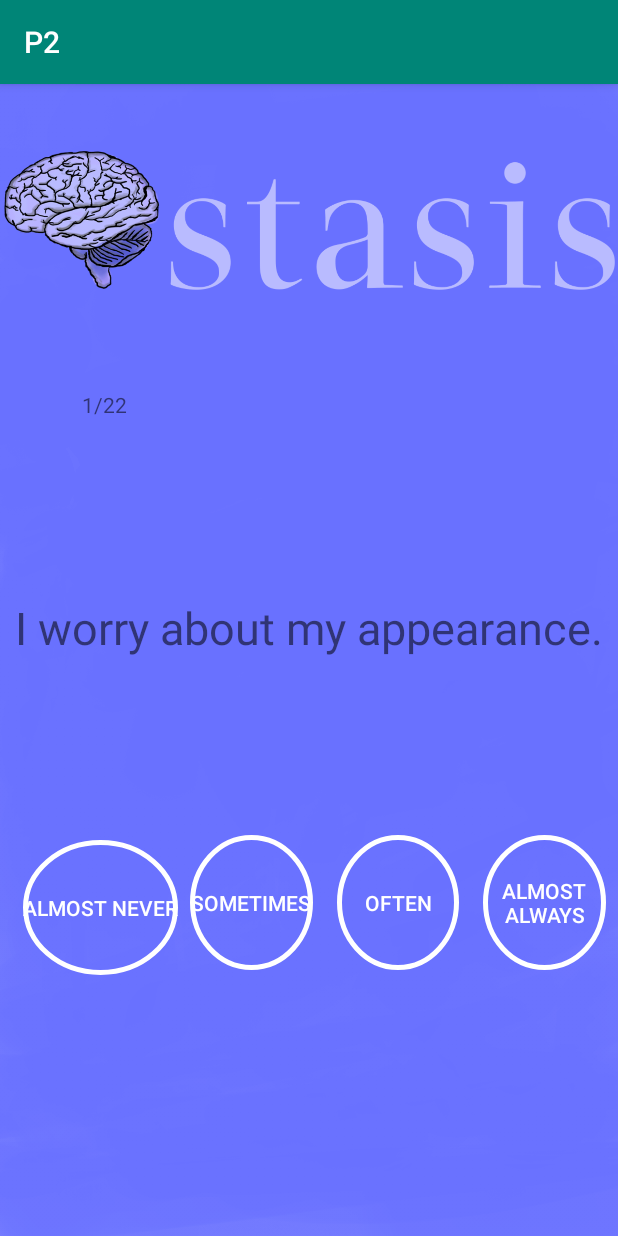
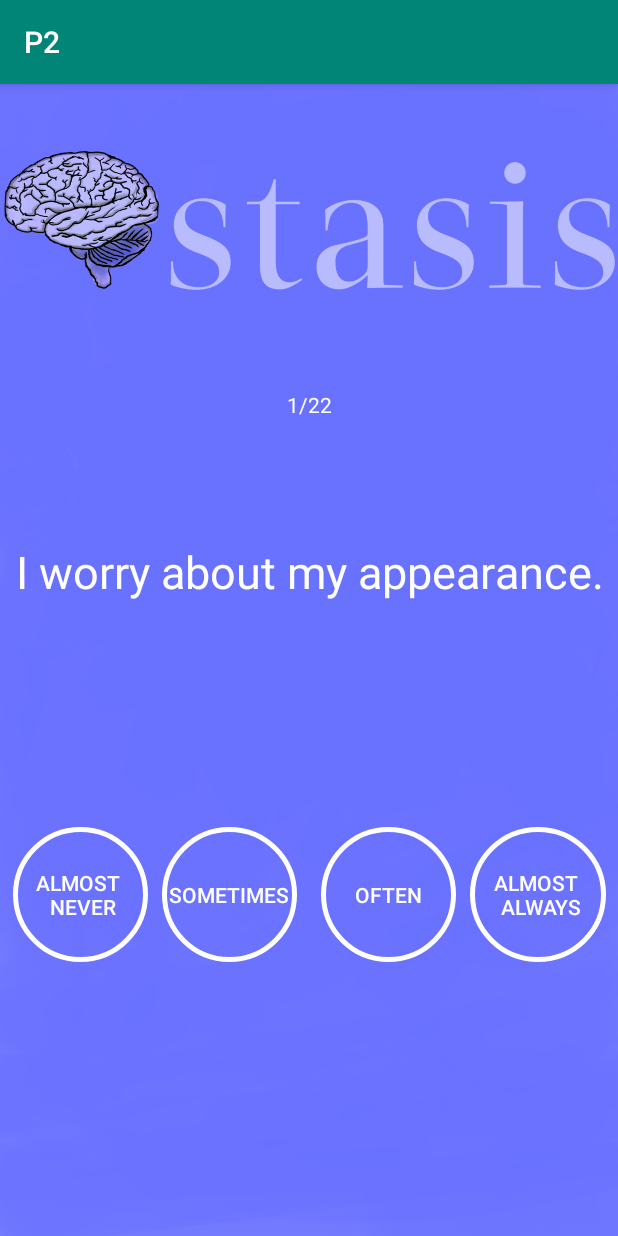
Before and after one commit to Osca0526/P2, an Android app: the Q screen opened directly, with no data from a screen before it, on a phone screen of 412 x 824 dp. Run offline under Robolectric (Android 15) with nearby library versions, the phone set to English and light mode, and no system bars.

Commit message:
Frontend changed, questionnaire works

```diff
--- a/P2/app/src/main/java/com/example/p2/backend/questionnaire/AnTI_Test.java
+++ b/P2/app/src/main/java/com/example/p2/backend/questionnaire/AnTI_Test.java
@@ -43,10 +43,10 @@ public class AnTI_Test {
 
 
         ArrayList<QuestionAnswerOption> options = new ArrayList<>();
-        options.add(new QuestionAnswerOption("Almost never", 1));
+        options.add(new QuestionAnswerOption("Almost \n Never", 1));
         options.add(new QuestionAnswerOption("Sometimes", 2));
         options.add(new QuestionAnswerOption("Often", 3));
-        options.add(new QuestionAnswerOption("Almost Always", 4));
+        options.add(new QuestionAnswerOption("Almost \n Always", 4));
 
         QuestionAnswerOptions questionAnswerOptions = new QuestionAnswerOptions(options);
 
--- a/P2/app/src/main/java/com/example/p2/frontend/Activity2.java
+++ b/P2/app/src/main/java/com/example/p2/frontend/Activity2.java
@@ -36,9 +36,11 @@ public class Activity2 extends AppCompatActivity {
             switch (v.getId()){
                 case R.id.button:
                     startActivity(new Intent(Activity2.this, About.class));
+                    finish();
                     break;
                 case R.id.button2:
                     startActivity(new Intent(Activity2.this, Q.class));
+                    finish();
                     break;
 
             }
--- a/P2/app/src/main/java/com/example/p2/frontend/Q.java
+++ b/P2/app/src/main/java/com/example/p2/frontend/Q.java
@@ -1,10 +1,15 @@
 package com.example.p2.frontend;
 
+import android.app.ActivityOptions;
 import android.content.Intent;
 import android.graphics.Color;
+import android.os.Build;
+import android.support.annotation.RequiresApi;
 import android.support.v7.app.AppCompatActivity;
 import android.os.Bundle;
+import android.transition.Explode;
 import android.view.View;
+import android.view.Window;
 import android.widget.Button;
 import android.widget.TextView;
 
@@ -16,6 +21,7 @@ import java.util.ArrayList;
 public class Q extends AppCompatActivity{
 
     Test test = new AnTI_Test().getTest();
+    ArrayList<Button> answerButtons = new ArrayList<>();
 
     @Override
     protected void onCreate(Bundle savedInstanceState) {
@@ -26,12 +32,12 @@ public class Q extends AppCompatActivity{
 
     protected void onResume(){
         super.onResume();
-        update();
+        //update();
     }
 
     public void update() {
         //creating array for the answer buttons
-        ArrayList<Button> answerButtons = new ArrayList<>();
+        answerButtons.clear();
         answerButtons.add((Button) findViewById(R.id.buttonAnswer1));
         answerButtons.add((Button) findViewById(R.id.buttonAnswer2));
         answerButtons.add((Button) findViewById(R.id.buttonAnswer3));
@@ -50,6 +56,7 @@ public class Q extends AppCompatActivity{
             Button button = answerButtons.get(i);
             button.setText(answers.get(i).getAnswerOptionText());
             button.setOnClickListener(buttonClickListener);
+            button.setTextColor(Color.parseColor("#FFFFFF"));
         }
 
         //adding question text
@@ -65,6 +72,7 @@ public class Q extends AppCompatActivity{
         }
 
     private View.OnClickListener buttonClickListener = new View.OnClickListener(){
+        @RequiresApi(api = Build.VERSION_CODES.LOLLIPOP)
         @Override
         public void onClick(View v) {
             switch (v.getId()){
@@ -85,8 +93,8 @@ public class Q extends AppCompatActivity{
                         test.nextQuestion();
                         update();
                     } else {
-                        Intent result = new Intent(Q.this, Result_Chart.class);
-                        result.putExtra("test", test);
+                        Intent result = new Intent(Q.this, Result.class);
+                        //result.putExtra("test", test);
                         startActivity(result);
                         finish();
                     }
@@ -100,6 +108,12 @@ public class Q extends AppCompatActivity{
         if(findViewById(R.id.submit).getVisibility() == Button.INVISIBLE) {
             findViewById(R.id.submit).setVisibility(Button.VISIBLE);
         }
+        for (int y = 0; y < answerButtons.size(); y++) {
+            if (y == i){
+                answerButtons.get(y).setTextColor(Color.parseColor("#000000"));
+            } else {
+                answerButtons.get(y).setTextColor(Color.parseColor("#FFFFFF"));
+            }
+        }
     }
-
 }
--- a/P2/app/src/main/java/com/example/p2/frontend/Result.java
+++ b/P2/app/src/main/java/com/example/p2/frontend/Result.java
@@ -27,7 +27,7 @@ public class Result extends AppCompatActivity {
         public void onClick(View v) {
             switch (v.getId()){
                 case R.id.buttonR1:
-                    startActivity(new Intent(Result.this, Q.class));
+                    startActivity(new Intent(Result.this, Activity2.class));
                     finish();
                     break;
             }
--- a/P2/app/src/main/res/drawable/buttuncircle.xml
+++ b/P2/app/src/main/res/drawable/buttuncircle.xml
@@ -1,6 +1,6 @@
 <shape xmlns:android="http://schemas.android.com/apk/res/android"
     android:shape="oval">
-    <stroke android:width="7dp"
+    <stroke android:width="5dp"
      android:color="#ffffff"></stroke>
     <size android:width="160dp"
         android:height="160dp"></size>
--- a/P2/app/src/main/res/layout/activity_main.xml
+++ b/P2/app/src/main/res/layout/activity_main.xml
@@ -28,13 +28,15 @@
 
     <ImageView
         android:id="@+id/imageView"
-        android:layout_width="wrap_content"
-        android:layout_height="wrap_content"
+        android:layout_width="318dp"
+        android:layout_height="447dp"
         android:onClick="startHomePage"
         app:layout_constraintBottom_toBottomOf="parent"
         app:layout_constraintEnd_toEndOf="parent"
+        app:layout_constraintHorizontal_bias="0.494"
         app:layout_constraintStart_toStartOf="parent"
         app:layout_constraintTop_toTopOf="parent"
+        app:layout_constraintVertical_bias="0.262"
         app:srcCompat="@drawable/logo" />
 
 </android.support.constraint.ConstraintLayout>
--- a/P2/app/src/main/res/layout/activity_q.xml
+++ b/P2/app/src/main/res/layout/activity_q.xml
@@ -12,28 +12,26 @@
         android:layout_width="wrap_content"
         android:layout_height="wrap_content"
         android:layout_marginTop="204dp"
+        android:textAlignment="center"
+        android:textColor="#ffffff"
         app:layout_constraintEnd_toEndOf="parent"
-        app:layout_constraintHorizontal_bias="0.143"
         app:layout_constraintStart_toStartOf="parent"
         app:layout_constraintTop_toTopOf="parent" />
 
     <TextView
         android:id="@+id/questions"
-        android:layout_width="wrap_content"
+        android:layout_width="0dp"
         android:layout_height="wrap_content"
-        android:layout_marginStart="8dp"
-        android:layout_marginLeft="8dp"
         android:layout_marginTop="8dp"
-        android:layout_marginEnd="8dp"
-        android:layout_marginRight="8dp"
         android:layout_marginBottom="8dp"
+        android:textAlignment="center"
+        android:textColor="#ffffff"
         android:textSize="30sp"
         app:layout_constraintBottom_toBottomOf="parent"
         app:layout_constraintEnd_toEndOf="parent"
-        app:layout_constraintHorizontal_bias="0.496"
         app:layout_constraintStart_toStartOf="parent"
         app:layout_constraintTop_toTopOf="parent"
-        app:layout_constraintVertical_bias="0.47" />
+        app:layout_constraintVertical_bias="0.417" />
 
 
     <Button
@@ -42,86 +40,84 @@
         android:layout_height="wrap_content"
         android:layout_marginStart="8dp"
         android:layout_marginLeft="8dp"
-        android:layout_marginTop="239dp"
-        android:layout_marginEnd="8dp"
-        android:layout_marginRight="8dp"
-        android:layout_marginBottom="92dp"
+        android:layout_marginTop="412dp"
+        android:layout_marginEnd="313dp"
+        android:layout_marginRight="313dp"
+        android:layout_marginBottom="100dp"
         android:background="@drawable/buttonquest"
         android:textColor="#ffffff"
         app:layout_constraintBottom_toBottomOf="parent"
         app:layout_constraintEnd_toEndOf="parent"
-        app:layout_constraintHorizontal_bias="0.026"
         app:layout_constraintStart_toStartOf="parent"
-        app:layout_constraintTop_toBottomOf="@+id/imageView3" />
+        app:layout_constraintTop_toTopOf="parent" />
 
     <Button
         android:id="@+id/buttonAnswer2"
         android:layout_width="0dp"
         android:layout_height="wrap_content"
-        android:layout_marginStart="8dp"
-        android:layout_marginLeft="8dp"
-        android:layout_marginEnd="8dp"
-        android:layout_marginRight="8dp"
-        android:layout_marginBottom="4dp"
+        android:layout_marginStart="108dp"
+        android:layout_marginLeft="108dp"
+        android:layout_marginTop="412dp"
+        android:layout_marginBottom="100dp"
         android:background="@drawable/buttonquest"
         android:text=""
         android:textColor="#ffffff"
-        app:layout_constraintBottom_toTopOf="@+id/submit"
-        app:layout_constraintEnd_toStartOf="@+id/buttonAnswer3"
-        app:layout_constraintHorizontal_bias="0.57"
-        app:layout_constraintStart_toEndOf="@+id/buttonAnswer1" />
+        app:layout_constraintBottom_toBottomOf="parent"
+        app:layout_constraintStart_toStartOf="parent"
+        app:layout_constraintTop_toTopOf="parent" />
 
     <Button
         android:id="@+id/buttonAnswer3"
         android:layout_width="0dp"
         android:layout_height="wrap_content"
-        android:layout_marginStart="8dp"
-        android:layout_marginLeft="8dp"
-        android:layout_marginEnd="8dp"
-        android:layout_marginRight="8dp"
-        android:layout_marginBottom="4dp"
+        android:layout_marginTop="412dp"
+        android:layout_marginEnd="108dp"
+        android:layout_marginRight="108dp"
+        android:layout_marginBottom="100dp"
         android:background="@drawable/buttonquest"
         android:text=""
         android:textColor="#ffffff"
-        app:layout_constraintBottom_toTopOf="@+id/submit"
-        app:layout_constraintEnd_toStartOf="@+id/buttonAnswer4"
-        app:layout_constraintStart_toEndOf="@+id/buttonAnswer2" />
+        app:layout_constraintBottom_toBottomOf="parent"
+        app:layout_constraintEnd_toEndOf="parent"
+        app:layout_constraintTop_toTopOf="parent" />
 
 
     <Button
         android:id="@+id/buttonAnswer4"
         android:layout_width="0dp"
         android:layout_height="wrap_content"
-        android:layout_marginStart="8dp"
-        android:layout_marginLeft="8dp"
-        android:layout_marginTop="236dp"
+        android:layout_marginStart="313dp"
+        android:layout_marginLeft="313dp"
+        android:layout_marginTop="412dp"
         android:layout_marginEnd="8dp"
         android:layout_marginRight="8dp"
-        android:layout_marginBottom="95dp"
+        android:layout_marginBottom="100dp"
         android:background="@drawable/buttonquest"
         android:text=""
         android:textColor="#ffffff"
         app:layout_constraintBottom_toBottomOf="parent"
         app:layout_constraintEnd_toEndOf="parent"
         app:layout_constraintStart_toEndOf="@+id/buttonAnswer3"
-        app:layout_constraintTop_toBottomOf="@+id/imageView3" />
+        app:layout_constraintStart_toStartOf="parent"
+        app:layout_constraintTop_toTopOf="parent" />
 
 
     <Button
         android:id="@+id/submit"
         android:layout_width="wrap_content"
         android:layout_height="wrap_content"
-        android:layout_marginTop="330dp"
-        android:layout_marginEnd="8dp"
-        android:layout_marginRight="8dp"
-        android:layout_marginBottom="1dp"
+        android:layout_marginStart="160dp"
+        android:layout_marginLeft="160dp"
+        android:layout_marginEnd="161dp"
+        android:layout_marginRight="161dp"
+        android:layout_marginBottom="70dp"
         android:background="@drawable/buttonquest"
         android:text="@string/submit_button"
         android:textColor="#ffffff"
         app:layout_constraintBottom_toBottomOf="parent"
         app:layout_constraintEnd_toEndOf="parent"
-        app:layout_constraintStart_toStartOf="parent"
-        app:layout_constraintTop_toBottomOf="@+id/imageView3" />
+        app:layout_constraintHorizontal_bias="0.0"
+        app:layout_constraintStart_toStartOf="parent" />
 
 
     <ImageView
--- a/P2/app/src/main/res/layout/activity_result.xml
+++ b/P2/app/src/main/res/layout/activity_result.xml
@@ -19,7 +19,7 @@
         android:layout_marginRight="8dp"
         android:layout_marginBottom="8dp"
         android:background="@drawable/buttuncircle"
-        android:text="Try again"
+        android:text="Main Menu"
         android:textColor="#ffffff"
         app:layout_constraintBottom_toBottomOf="parent"
         app:layout_constraintEnd_toEndOf="parent"
--- a/P2/app/src/main/res/values/strings.xml
+++ b/P2/app/src/main/res/values/strings.xml
@@ -1,6 +1,6 @@
 <resources>
     <string name="app_name">P2</string>
     <string name="submit_button">Submit</string>
-    <string name="about_text">"The about section, that comiles a long text into a so so smart and very smooth tranistion in the allready set constraints. The about section, that comiles a long text into a so so smart and very smooth tranistion in the allready set constraints. The about section, that comiles a long text into a so so smart and very smooth tranistion in the allready set constraints. The about section, that comiles a long text into a so so smart and very smooth tranistion in the allready set constraints. The about section, that comiles a long text into a so so smart and very smooth tranistion in the allready set constraints. The about section, that comiles a long text into a so so smart and very smooth tranistion in the allready set constraints. The about section, that comiles a long text into a so so smart and very smooth tranistion in the allready set constraints. The about section, that comiles a long text into a so so smart and very smooth tranistion in the allready set constraints. fsdfdsdasdsThe about section, that comiles a long text into a so so smart and very smooth tranistion in the allready set constraints. The about section, that comiles a long text into a so so smart and very smooth tranistion in the allready set constraints. "</string>
+    <string name="about_text">"The about section, that comiles a long text into a so so smart and very smooth tranistion in the allread long text in tranistion inin the allready set constraints. The about section,  "</string>
     <string name="about_main">About Stasis</string>
 </resources>
```
Also changed, not shown: P2/app/src/main/res/layout/activity_2.xml (+18 -22 lines), P2/app/src/main/res/layout/activity_about.xml (+15 -22 lines).
